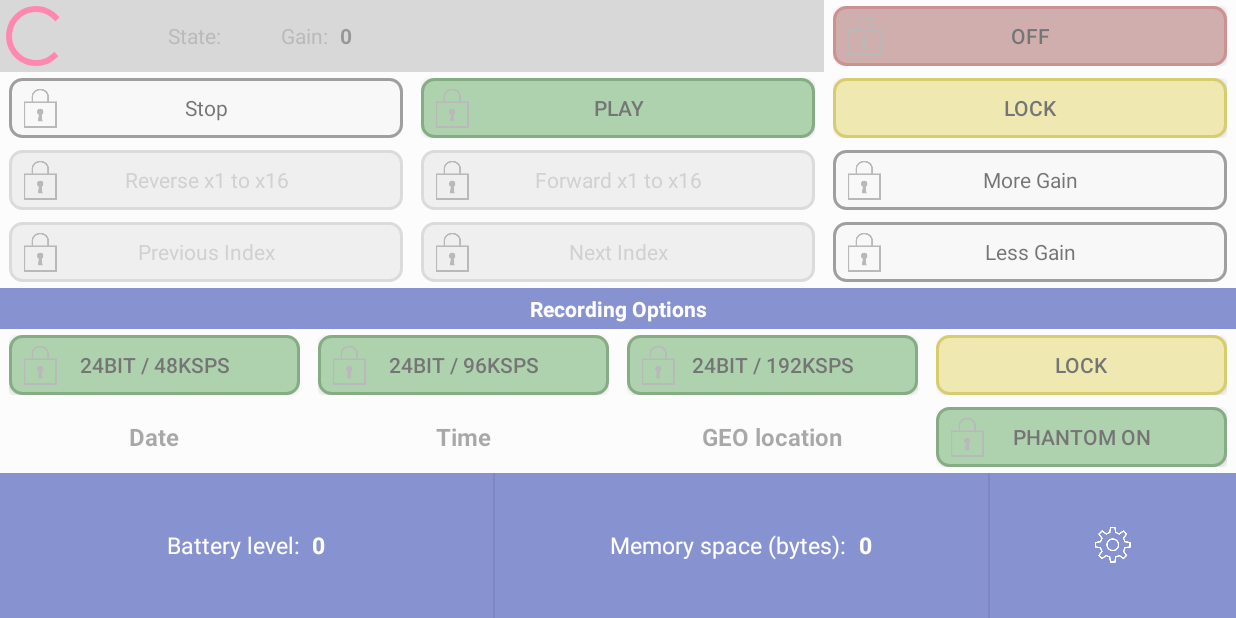
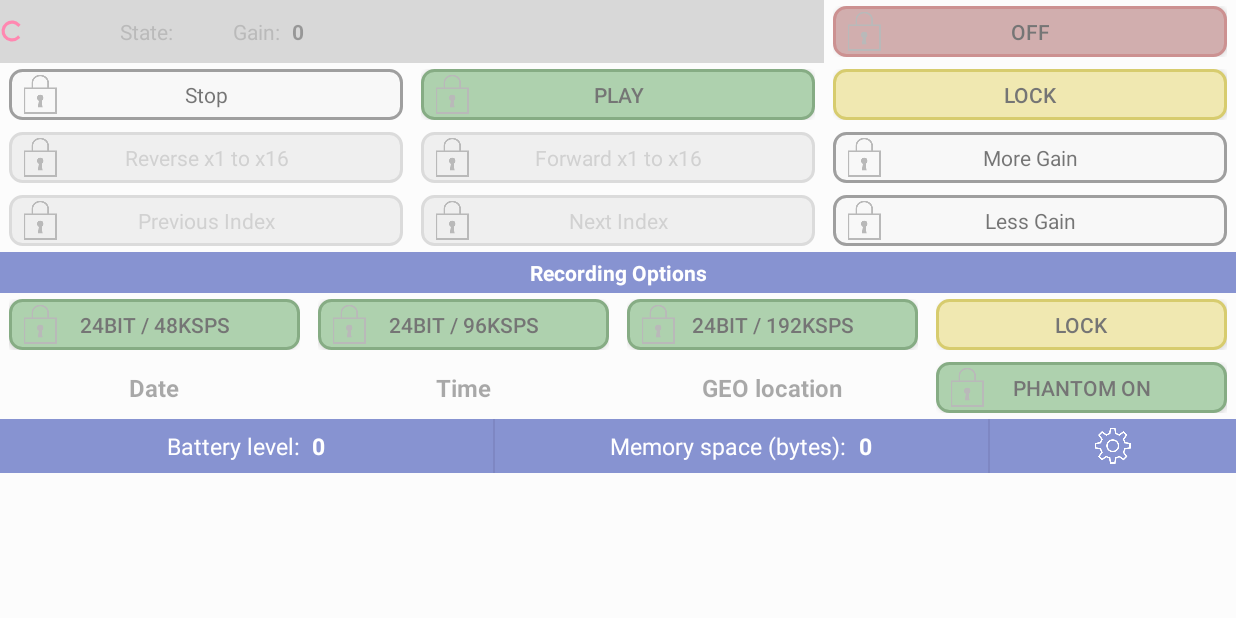
Before and after one commit to stas-perchenko/bt-recorder, an Android app: the FinalActivity screen opened directly, with no data from a screen before it, on a phone screen of 824 x 412 dp (held sideways). Run offline under Robolectric (Android 15) with nearby library versions, the phone set to English and light mode, and no system bars; our stand-ins replace data binding; 41 statements that could not run were skipped.

Commit message:
Auto-resize main screen layout height

```diff
--- a/app/src/main/java/com/alperez/bt_microphone/core/RemoteDevice.java
+++ b/app/src/main/java/com/alperez/bt_microphone/core/RemoteDevice.java
@@ -189,12 +189,12 @@ public class RemoteDevice {
         }
     }
 
-    public void commandPhantomOn() {
-        scheduleNoParamCommand(PhantomOnRestCommand.class);
-    }
-
-    public void commandPhantomOff() {
-        scheduleNoParamCommand(PhantomOffRestCommand.class);
+    public void commandPhantomOnOff(boolean enabled) {
+        if (enabled) {
+            scheduleNoParamCommand(PhantomOnRestCommand.class);
+        } else {
+            scheduleNoParamCommand(PhantomOffRestCommand.class);
+        }
     }
 
     private void scheduleNoParamCommand(Class<? extends BaseRestCommand> commandClass) {
--- a/app/src/main/java/com/alperez/bt_microphone/ui/activity/FinalActivity.java
+++ b/app/src/main/java/com/alperez/bt_microphone/ui/activity/FinalActivity.java
@@ -2,9 +2,12 @@ package com.alperez.bt_microphone.ui.activity;
 
 import android.bluetooth.BluetoothDevice;
 import android.databinding.DataBindingUtil;
+import android.os.Build;
 import android.os.Bundle;
 import android.support.annotation.Nullable;
 import android.support.v7.app.AppCompatActivity;
+import android.view.ViewGroup;
+import android.view.ViewTreeObserver;
 import android.widget.Toast;
 
 import com.alperez.bt_microphone.R;
@@ -61,8 +64,41 @@ public class FinalActivity extends AppCompatActivity implements RemoteDevice.OnC
         vBinding.setClickerGainDown((v) -> onGainDownClicked());
         vBinding.setClickerPrevTrack((v) -> onPrevTrackClicked());
         vBinding.setClickerNextTrack((v) -> onNextTrackClicked());
+        vBinding.setClickerPhantom((v) -> onPhantom());
+
+        vBinding.getRoot().getViewTreeObserver().addOnGlobalLayoutListener(new ViewTreeObserver.OnGlobalLayoutListener() {
+            @Override
+            public void onGlobalLayout() {
+                int controlH = getTotalChildrenHEight(vBinding.controlContainer);
 
 
+                int reqH = vBinding.getRoot().getHeight();
+                if (reqH != controlH) {
+                    int space = reqH - vBinding.row6Container.getLayoutParams().height - vBinding.title1.getMeasuredHeight();
+                    int rowH = Math.round(space / 6f);
+                    vBinding.row0Container.getLayoutParams().height = rowH;
+                    vBinding.row1Container.getLayoutParams().height = rowH;
+                    vBinding.row2Container.getLayoutParams().height = rowH;
+                    vBinding.row3Container.getLayoutParams().height = rowH;
+                    vBinding.row4Container.getLayoutParams().height = rowH;
+                    vBinding.row5Container.getLayoutParams().height = rowH;
+                    vBinding.getRoot().requestLayout();
+                }
+                if (Build.VERSION.SDK_INT >= 16) {
+                    vBinding.getRoot().getViewTreeObserver().removeOnGlobalLayoutListener(this);
+                } else {
+                    vBinding.getRoot().getViewTreeObserver().removeGlobalOnLayoutListener(this);
+                }
+            }
+
+            private int getTotalChildrenHEight(ViewGroup vg) {
+                int h = 0;
+                for (int i=0; i<vg.getChildCount(); i++) {
+                    h += vg.getChildAt(i).getLayoutParams().height;
+                }
+                return h;
+            }
+        });
     }
 
     private ValidDeviceDbModel getDeviceArgument() {
@@ -82,7 +118,11 @@ public class FinalActivity extends AppCompatActivity implements RemoteDevice.OnC
     @Override
     protected void onStart() {
         super.onStart();
-        getWindow().getDecorView().postDelayed(() -> remDevice.commandStatus(), 500);
+        getWindow().getDecorView().postDelayed(() -> {
+            remDevice.commandVersion();
+            remDevice.commandStatus();
+            remDevice.commandCurrentFile();
+        }, 600);
     }
 
     private void onStopClicked() {
@@ -128,6 +168,12 @@ public class FinalActivity extends AppCompatActivity implements RemoteDevice.OnC
         remDevice.commandNextFile();
     }
 
+    private void onPhantom() {
+        boolean ph = !vBinding.getViewModel().isPhantomPower();
+        remDevice.commandPhantomOnOff(ph);
+        vBinding.getViewModel().setPhantomPower(ph);
+    }
+
 
 
 
--- a/app/src/main/res/layout/activity_final.xml
+++ b/app/src/main/res/layout/activity_final.xml
@@ -54,13 +54,13 @@
         android:layout_width="match_parent"
         android:layout_height="match_parent">
 
-        <LinearLayout
+        <LinearLayout android:id="@+id/control_container"
             android:layout_width="match_parent"
-            android:layout_height="match_parent"
+            android:layout_height="wrap_content"
             android:orientation="vertical">
 
             <!-- Row 0 -->
-            <LinearLayout
+            <LinearLayout android:id="@+id/row_0_container"
                 android:layout_width="match_parent"
                 android:layout_height="@dimen/row_height"
                 android:layout_weight="0"
@@ -78,7 +78,7 @@
                         android:layout_width="wrap_content"
                         android:layout_height="wrap_content"
                         android:layout_gravity="center_vertical"
-                        style="@android:style/Widget.DeviceDefault.Light.ProgressBar.Inverse"
+                        style="@android:style/Widget.DeviceDefault.Light.ProgressBar.Small.Inverse"
                         android:indeterminate="true"
                         android:visibility="@{viewModel.commandInProgress ? v.VISIBLE : v.GONE}"/>
 
@@ -148,7 +148,7 @@
             </LinearLayout>
 
             <!--===================================== Row 1 =========================================-->
-            <LinearLayout
+            <LinearLayout android:id="@+id/row_1_container"
                 android:layout_width="match_parent"
                 android:layout_height="@dimen/row_height"
                 android:layout_weight="0"
@@ -222,7 +222,7 @@
             </LinearLayout>
 
             <!--===================================== Row 2 =========================================-->
-            <LinearLayout
+            <LinearLayout android:id="@+id/row_2_container"
                 android:layout_width="match_parent"
                 android:layout_height="@dimen/row_height"
                 android:layout_weight="0"
@@ -294,7 +294,7 @@
             </LinearLayout>
 
             <!--===================================== Row 3 =========================================-->
-            <LinearLayout
+            <LinearLayout android:id="@+id/row_3_container"
                 android:layout_width="match_parent"
                 android:layout_height="@dimen/row_height"
                 android:layout_weight="0"
@@ -368,7 +368,7 @@
             </LinearLayout>
 
 
-            <TextView
+            <TextView android:id="@+id/title1"
                 android:layout_width="match_parent"
                 android:layout_height="wrap_content"
                 android:layout_weight="0"
@@ -382,7 +382,7 @@
                 android:background="@color/section_title_bg_color"/>
 
             <!--===================================== Row 4 =========================================-->
-            <LinearLayout
+            <LinearLayout android:id="@+id/row_4_container"
                 android:layout_width="match_parent"
                 android:layout_height="@dimen/row_height"
                 android:layout_weight="0"
@@ -481,7 +481,7 @@
             </LinearLayout>
 
             <!--===================================== Row 5 =========================================-->
-            <LinearLayout
+            <LinearLayout android:id="@+id/row_5_container"
                 android:layout_width="match_parent"
                 android:layout_height="@dimen/row_height"
                 android:layout_weight="0"
@@ -573,9 +573,9 @@
             </LinearLayout>
 
             <!--===================================== Row 6 =========================================-->
-            <LinearLayout
+            <LinearLayout android:id="@+id/row_6_container"
                 android:layout_width="match_parent"
-                android:layout_height="0dp"
+                android:layout_height="36dp"
                 android:layout_weight="1"
                 android:orientation="horizontal"
                 android:background="@color/colorPrimary">
--- a/app/src/main/res/values/dimens.xml
+++ b/app/src/main/res/values/dimens.xml
@@ -9,5 +9,5 @@
     <dimen name="btn_stroke_width">2dp</dimen>
     <dimen name="btn_lock_indicator_margin">8dp</dimen>
 
-    <dimen name="row_height">48dp</dimen>
+    <dimen name="row_height">42dp</dimen>
 </resources>
```
